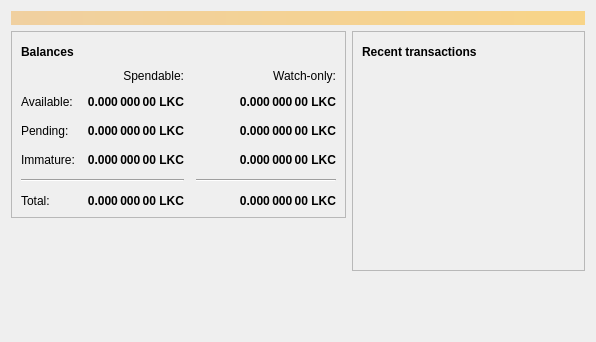
Above: src/qt/forms/overviewpage.ui from minblock/lockely before the change. Below: the same form after it.
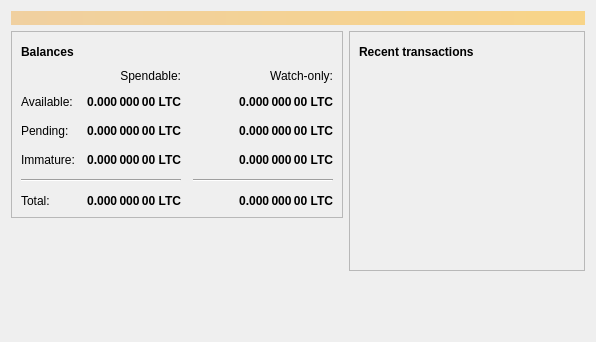
That is the form after the change. Icons and pictures are not drawn.

Patch:
```diff
--- a/src/qt/forms/overviewpage.ui
+++ b/src/qt/forms/overviewpage.ui
@@ -129,7 +129,7 @@
                <string>Unconfirmed transactions to watch-only addresses</string>
               </property>
               <property name="text">
-               <string notr="true">0.000 000 00 LKC</string>
+               <string notr="true">0.000 000 00 LTC</string>
               </property>
               <property name="alignment">
                <set>Qt::AlignRight|Qt::AlignTrailing|Qt::AlignVCenter</set>
@@ -154,7 +154,7 @@
                <string>Total of transactions that have yet to be confirmed, and do not yet count toward the spendable balance</string>
               </property>
               <property name="text">
-               <string notr="true">0.000 000 00 LKC</string>
+               <string notr="true">0.000 000 00 LTC</string>
               </property>
               <property name="alignment">
                <set>Qt::AlignRight|Qt::AlignTrailing|Qt::AlignVCenter</set>
@@ -179,7 +179,7 @@
                <string>Mined balance in watch-only addresses that has not yet matured</string>
               </property>
               <property name="text">
-               <string notr="true">0.000 000 00 LKC</string>
+               <string notr="true">0.000 000 00 LTC</string>
               </property>
               <property name="alignment">
                <set>Qt::AlignRight|Qt::AlignTrailing|Qt::AlignVCenter</set>
@@ -237,7 +237,7 @@
                <string>Mined balance that has not yet matured</string>
               </property>
               <property name="text">
-               <string notr="true">0.000 000 00 LKC</string>
+               <string notr="true">0.000 000 00 LTC</string>
               </property>
               <property name="alignment">
                <set>Qt::AlignRight|Qt::AlignTrailing|Qt::AlignVCenter</set>
@@ -282,7 +282,7 @@
                <string>Your current total balance</string>
               </property>
               <property name="text">
-               <string notr="true">0.000 000 00 LKC</string>
+               <string notr="true">0.000 000 00 LTC</string>
               </property>
               <property name="alignment">
                <set>Qt::AlignRight|Qt::AlignTrailing|Qt::AlignVCenter</set>
@@ -307,7 +307,7 @@
                <string>Current total balance in watch-only addresses</string>
               </property>
               <property name="text">
-               <string notr="true">0.000 000 00 LKC</string>
+               <string notr="true">0.000 000 00 LTC</string>
               </property>
               <property name="alignment">
                <set>Qt::AlignRight|Qt::AlignTrailing|Qt::AlignVCenter</set>
@@ -349,7 +349,7 @@
                <string>Your current spendable balance</string>
               </property>
               <property name="text">
-               <string notr="true">0.000 000 00 LKC</string>
+               <string notr="true">0.000 000 00 LTC</string>
               </property>
               <property name="alignment">
                <set>Qt::AlignRight|Qt::AlignTrailing|Qt::AlignVCenter</set>
@@ -374,7 +374,7 @@
                <string>Your current balance in watch-only addresses</string>
               </property>
               <property name="text">
-               <string notr="true">0.000 000 00 LKC</string>
+               <string notr="true">0.000 000 00 LTC</string>
               </property>
               <property name="alignment">
                <set>Qt::AlignRight|Qt::AlignTrailing|Qt::AlignVCenter</set>
```
Left out of the diff: 4 changed lines with no effect on the pictures.
